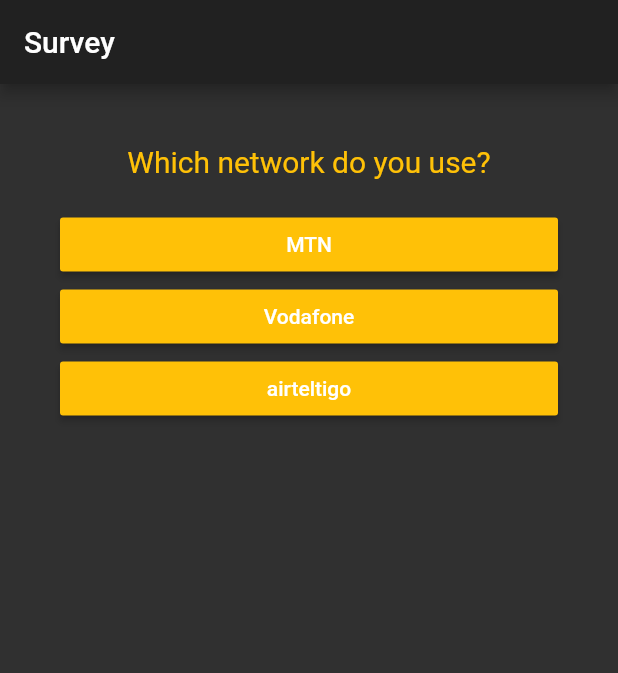
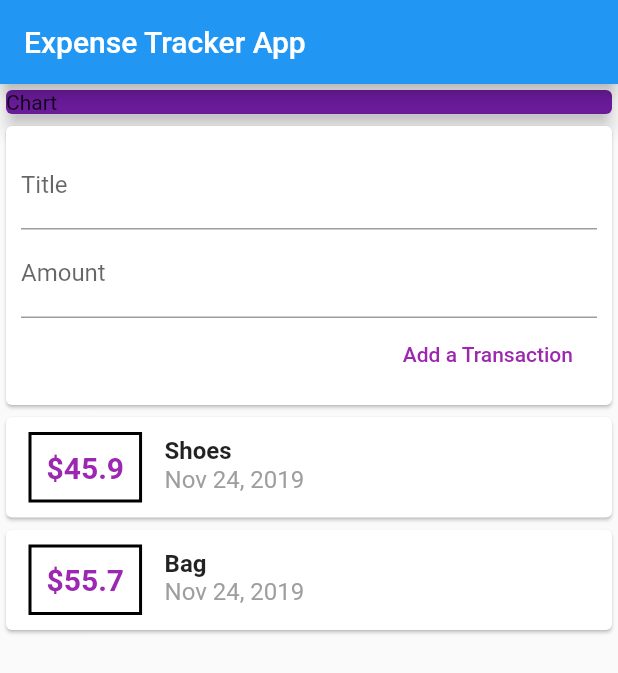
Before and after one commit to albertdugba/expense-manager-flutter, a Flutter app: the screen it shows after launch, on a phone screen of 412 x 824 dp. Shown: the top 673 px of the screen. Run offline on Flutter 3.47's test engine with Material 2 defaults, Android fonts, the phone set to English and light mode, and no system bars.

Commit message:
expense tracker app init

```diff
--- a/lib/answer.dart
+++ /dev/null
@@ -1,17 +0,0 @@
-import 'package:flutter/material.dart';
-
-class Answer extends StatelessWidget {
-  final Function selectHandler;
-  final String answerText;
-  Answer(this.selectHandler, this.answerText);
-  @override
-  Widget build(BuildContext context) {
-    return Container(
-      child: RaisedButton(
-        color: Colors.amber,
-        onPressed: selectHandler,
-        child: Text(answerText),
-      ),
-    );
-  }
-}
--- a/lib/main.dart
+++ b/lib/main.dart
@@ -1,78 +1,46 @@
-import 'package:academind_flutter/result.dart';
+import 'package:academind_flutter/widgets/new_transaction.dart';
+import 'package:academind_flutter/widgets/user_transaction.dart';
 import 'package:flutter/material.dart';
-import 'package:academind_flutter/quiz.dart';
 
-void main() => runApp(MyApp());
+import 'package:academind_flutter/widgets/transaction_list.dart';
 
-class MyApp extends StatelessWidget {
+void main() => runApp(Application());
+
+class Application extends StatelessWidget {
   @override
   Widget build(BuildContext context) {
     return MaterialApp(
       debugShowCheckedModeBanner: false,
-      theme: ThemeData.dark(),
-      home: MyHomePage(title: 'Survey'),
+      home: HomePage(),
+      title: 'Expense Tracker',
     );
   }
 }
 
-class MyHomePage extends StatefulWidget {
-  final String title;
-  MyHomePage({this.title});
-  @override
-  _MyHomePageState createState() => _MyHomePageState();
-}
-
-class _MyHomePageState extends State<MyHomePage> {
-  var _totalScore = 0;
-  var _questions = const [
-    {
-      'questionText': 'Which network do you use?',
-      'answers': [
-        {'text': 'MTN', 'score': 3},
-        {'text': 'Vodafone', 'score': 5},
-        {'text': 'airteltigo', 'score': 3}
-      ]
-    },
-    {
-      'questionText': 'Have you used MTN Momo?',
-      'answers': [
-        {'text': 'yes', 'score': 8},
-        {'text': 'no', 'score': 4},
-      ]
-    },
-    {
-      'questionText': 'How good is the internet on your mobile device?',
-      'answers': [
-        {'text': 'very good', 'score': 9},
-        {'text': 'good', 'score': 7},
-        {'text': 'average', 'score': 5},
-        {'text': 'very poor', 'score': 2},
-      ]
-    },
-  ];
-  var _questionIndex = 0;
-  void _answerQuestion(int score) {
-    _totalScore += score;
-    setState(() {
-      _questionIndex = _questionIndex + 1;
-    });
-  }
+class HomePage extends StatelessWidget {
+  // String titleInput, amountInput;
 
   @override
   Widget build(BuildContext context) {
     return Scaffold(
       appBar: AppBar(
-        title: Text(widget.title),
+        title: Text('Expense Tracker App'),
       ),
-      body: Padding(
-          padding: EdgeInsets.symmetric(horizontal: 40.0, vertical: 30.0),
-          child: _questionIndex < _questions.length
-              ? Quiz(
-                  answerQuestions: _answerQuestion,
-                  questionIndex: _questionIndex,
-                  questions: _questions,
-                )
-              : Result(_totalScore)),
+      body: Column(
+        // mainAxisAlignment: MainAxisAlignment.start,
+        crossAxisAlignment: CrossAxisAlignment.stretch,
+        children: <Widget>[
+          Container(
+            width: 400.0,
+            child: Card(
+              color: Colors.purple[800],
+              child: Text('Chart'),
+              elevation: 5.0,
+            ),
+          ),
+          UserTransactions()
+        ],
+      ),
     );
   }
 }
--- /dev/null
+++ b/lib/model/transaction.dart
@@ -0,0 +1,14 @@
+import 'package:flutter/foundation.dart';
+
+class Transaction {
+  final String id;
+  final String title;
+  final double amount;
+  final DateTime date;
+
+  Transaction(
+      {@required this.id,
+      @required this.title,
+      @required this.amount,
+      @required this.date});
+}
--- a/lib/question.dart
+++ /dev/null
@@ -1,18 +0,0 @@
-import 'package:flutter/material.dart';
-
-class Question extends StatelessWidget {
-  final String questionText;
-
-  Question(this.questionText);
-  @override
-  Widget build(BuildContext context) {
-    return Container(
-      margin: EdgeInsets.all(10.0),
-      child: Text(
-        questionText,
-        textAlign: TextAlign.center,
-        style: TextStyle(fontSize: 20.0, color: Colors.amber),
-      ),
-    );
-  }
-}
--- a/lib/quiz.dart
+++ /dev/null
@@ -1,27 +0,0 @@
-import 'package:academind_flutter/answer.dart';
-import 'package:academind_flutter/question.dart';
-import 'package:flutter/material.dart';
-
-class Quiz extends StatelessWidget {
-  final List<Map<String, Object>> questions;
-  final Function answerQuestions;
-  final int questionIndex;
-
-  Quiz({this.answerQuestions, this.questions, this.questionIndex});
-  @override
-  Widget build(BuildContext context) {
-    return Column(
-      crossAxisAlignment: CrossAxisAlignment.stretch,
-      children: <Widget>[
-        Question(
-          questions[questionIndex]['questionText'],
-        ),
-        SizedBox(height: 10.0),
-        ...(questions[questionIndex]['answers'] as List<Map<String, Object>>)
-            .map((answer) {
-          return Answer(() => answerQuestions(answer['score']), answer['text']);
-        }).toList()
-      ],
-    );
-  }
-}
--- a/lib/result.dart
+++ /dev/null
@@ -1,30 +0,0 @@
-import 'package:flutter/material.dart';
-
-class Result extends StatelessWidget {
-  final int resultScore;
-  Result(this.resultScore);
-
-  String get resultPhrase {
-    var resultText;
-    if (resultScore <= 9) {
-      resultText = 'Thats almost close';
-    } else if (resultScore <= 10) {
-      resultText = 'Booya!';
-    } else if (resultScore <= 12) {
-      resultText = 'Awesome';
-    } else {
-      resultText = 'hmm very strange';
-    }
-    return resultText;
-  }
-
-  @override
-  Widget build(BuildContext context) {
-    return Center(
-      child: Text(
-        resultPhrase,
-        style: TextStyle(fontSize: 36.0, fontWeight: FontWeight.bold),
-      ),
-    );
-  }
-}
--- /dev/null
+++ b/lib/widgets/new_transaction.dart
@@ -0,0 +1,45 @@
+import 'package:flutter/material.dart';
+
+class NewTransaction extends StatelessWidget {
+  final Function addNewTx;
+  NewTransaction(this.addNewTx);
+
+  final titleController = TextEditingController();
+  final amountController = TextEditingController();
+
+  @override
+  Widget build(BuildContext context) {
+    return Card(
+      child: Container(
+        padding: EdgeInsets.all(10.0),
+        child: Column(
+          crossAxisAlignment: CrossAxisAlignment.end,
+          children: <Widget>[
+            TextField(
+              controller: titleController,
+              // onChanged: (value) {
+              //   titleInput = value;
+              // },
+              decoration: InputDecoration(labelText: 'Title'),
+            ),
+            TextField(
+              controller: amountController,
+              // onChanged: (value) {
+              //   amountInput = value;
+              // },
+              decoration: InputDecoration(labelText: 'Amount'),
+            ),
+            FlatButton(
+              child: Text('Add a Transaction'),
+              textColor: Colors.purple,
+              onPressed: () {
+                addNewTx(
+                    titleController.text, double.parse(amountController.text));
+              },
+            ),
+          ],
+        ),
+      ),
+    );
+  }
+}
--- /dev/null
+++ b/lib/widgets/transaction_list.dart
@@ -0,0 +1,48 @@
+import 'package:flutter/material.dart';
+
+import 'package:academind_flutter/model/transaction.dart';
+import 'package:intl/intl.dart';
+
+class TransactionList extends StatelessWidget {
+  final List<Transaction> transactions;
+
+  TransactionList(this.transactions);
+  @override
+  Widget build(BuildContext context) {
+    return Column(
+        children: transactions.map((tx) {
+      return Card(
+        child: Row(
+          children: <Widget>[
+            Container(
+              margin: EdgeInsets.symmetric(vertical: 10.0, horizontal: 15.0),
+              decoration: BoxDecoration(
+                  border: Border.all(color: Colors.black, width: 2.0)),
+              padding: EdgeInsets.all(10.0),
+              child: Text(
+                '\$${tx.amount.toString()}',
+                style: TextStyle(
+                    fontWeight: FontWeight.bold,
+                    fontSize: 20.0,
+                    color: Colors.purple),
+              ),
+            ),
+            Column(
+              crossAxisAlignment: CrossAxisAlignment.start,
+              children: <Widget>[
+                Text(tx.title,
+                    style:
+                        TextStyle(fontSize: 16.0, fontWeight: FontWeight.bold)),
+                Text(
+                  DateFormat.yMMMd().format(tx.date),
+                  style: TextStyle(fontSize: 16.0, color: Colors.grey),
+                ),
+                SizedBox(height: 3.0),
+              ],
+            )
+          ],
+        ),
+      );
+    }).toList());
+  }
+}
--- /dev/null
+++ b/lib/widgets/user_transaction.dart
@@ -0,0 +1,39 @@
+import 'package:flutter/material.dart';
+import 'package:academind_flutter/model/transaction.dart';
+import 'package:academind_flutter/widgets/new_transaction.dart';
+import 'package:academind_flutter/widgets/transaction_list.dart';
+
+class UserTransactions extends StatefulWidget {
+  @override
+  _UserTransactionsState createState() => _UserTransactionsState();
+}
+
+class _UserTransactionsState extends State<UserTransactions> {
+  final List<Transaction> _userTransaction = [
+    Transaction(id: 't1', title: 'Shoes', amount: 45.90, date: DateTime.now()),
+    Transaction(id: 't2', title: 'Bag', amount: 55.70, date: DateTime.now()),
+    // Transaction(id: 't4', title: 'Pencil', amount: 0.90, date: DateTime.now()),
+  ];
+
+  void _addNewTransaction(String txTitle, double txAmount) {
+    final newTx = Transaction(
+        title: txTitle,
+        amount: txAmount,
+        date: DateTime.now(),
+        id: DateTime.now().toString());
+
+    setState(() {
+      _userTransaction.add(newTx);
+    });
+  }
+
+  @override
+  Widget build(BuildContext context) {
+    return Column(
+      children: <Widget>[
+        NewTransaction(_addNewTransaction),
+        TransactionList(_userTransaction)
+      ],
+    );
+  }
+}
```
Also changed, not shown: pubspec.yaml (+1 -21 lines), pubspec.lock, 1 other file.
